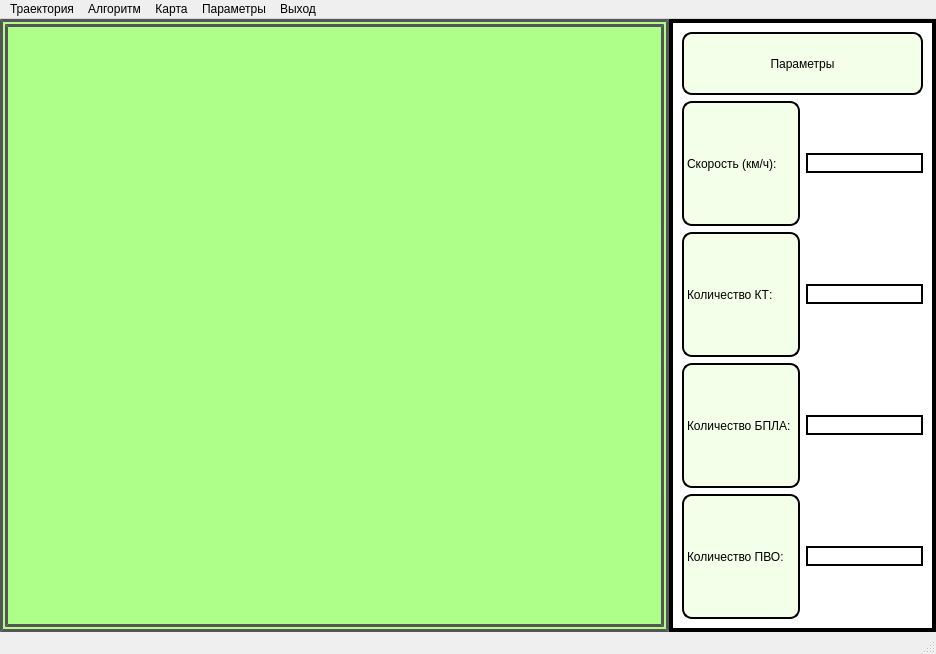
First picture: the form in main_window/trajectory.ui, repository MihailZimin/route-planning, before the edit.
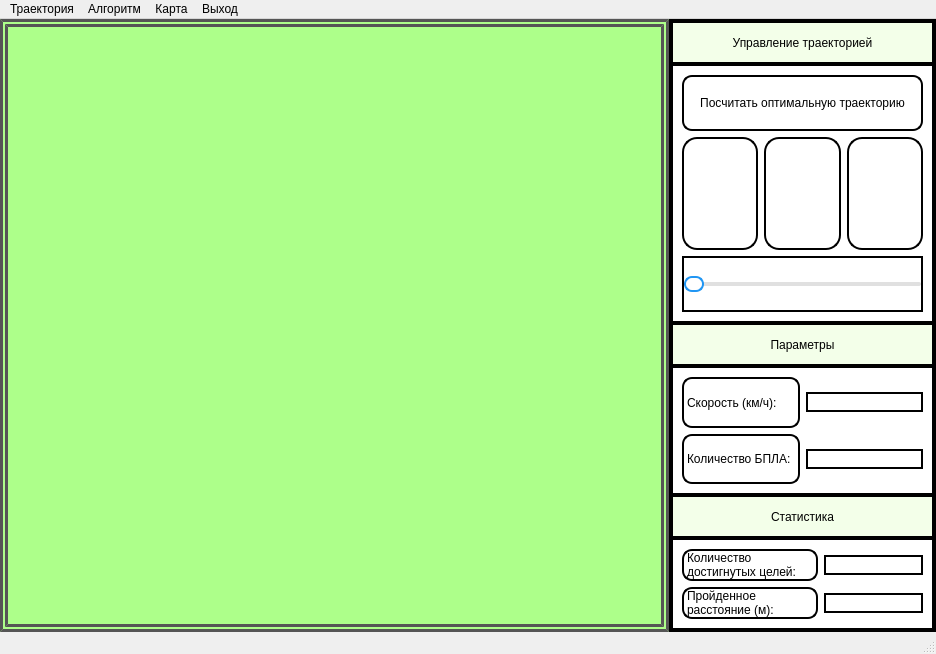
Second picture: the form after the edit. The open tabs and pages were chosen to show the change. Icons and pictures are not drawn.

Diff of the .ui file:
```diff
--- a/main_window/trajectory.ui
+++ b/main_window/trajectory.ui
@@ -67,8 +67,8 @@
         <property name="currentIndex">
          <number>0</number>
         </property>
-        <widget class="QWidget" name="page_3">
-         <layout class="QVBoxLayout" name="verticalLayout" stretch="1,5,1,2">
+        <widget class="QWidget" name="page_1">
+         <layout class="QVBoxLayout" name="verticalLayout" stretch="1,6,1,3,1,1">
           <property name="spacing">
            <number>0</number>
           </property>
@@ -107,64 +107,153 @@
             <property name="frameShadow">
              <enum>QFrame::Raised</enum>
             </property>
-            <layout class="QGridLayout" name="gridLayout_19">
-             <property name="topMargin">
-              <number>0</number>
-             </property>
-             <property name="bottomMargin">
-              <number>0</number>
-             </property>
-             <property name="horizontalSpacing">
-              <number>5</number>
-             </property>
-             <property name="verticalSpacing">
-              <number>3</number>
-             </property>
-             <item row="4" column="0">
-              <widget class="QPushButton" name="resumeAnimation">
-               <property name="enabled">
-                <bool>true</bool>
+            <layout class="QGridLayout" name="gridLayout_5" rowstretch="1,2,1">
+             <item row="1" column="0">
+              <widget class="QPushButton" name="resetButton">
+               <property name="sizePolicy">
+                <sizepolicy hsizetype="Minimum" vsizetype="Fixed">
+                 <horstretch>0</horstretch>
+                 <verstretch>0</verstretch>
+                </sizepolicy>
                </property>
+               <property name="minimumSize">
+                <size>
+                 <width>0</width>
+                 <height>0</height>
+                </size>
+               </property>
+               <property name="maximumSize">
+                <size>
+                 <width>1000</width>
+                 <height>1000</height>
+                </size>
+               </property>
                <property name="styleSheet">
                 <string notr="true">QPushButton {
-    border: 2px solid black #cccccc;
-	border-radius: 10px;
+    border-radius: 15px;
+    font-size: 20px;
+    border: 2px solid
 }
 
 QPushButton:pressed {
-    margin-left: 1px;
-    margin-top: 1px;
-    margin-right: -1px;
-    margin-bottom: -1px;
+    border: 2px solid;
+    padding-top: 2px;  
+    padding-left: 2px;
 }</string>
                </property>
                <property name="text">
-                <string>Продолжить</string>
+                <string/>
                </property>
+               <property name="icon">
+                <iconset>
+                 <normaloff>../pict_trajectory/next_rev.png</normaloff>../pict_trajectory/next_rev.png</iconset>
+               </property>
+               <property name="iconSize">
+                <size>
+                 <width>35</width>
+                 <height>35</height>
+                </size>
+               </property>
               </widget>
              </item>
-             <item row="2" column="0">
-              <widget class="QPushButton" name="resetAnimation">
+             <item row="1" column="1">
+              <widget class="QPushButton" name="startButton">
+               <property name="sizePolicy">
+                <sizepolicy hsizetype="Minimum" vsizetype="Fixed">
+                 <horstretch>0</horstretch>
+                 <verstretch>0</verstretch>
+                </sizepolicy>
+               </property>
+               <property name="minimumSize">
+                <size>
+                 <width>0</width>
+                 <height>0</height>
+                </size>
+               </property>
+               <property name="maximumSize">
+                <size>
+                 <width>1000</width>
+                 <height>1000</height>
+                </size>
+               </property>
                <property name="styleSheet">
                 <string notr="true">QPushButton {
-    border: 2px solid black #cccccc;
-	border-radius: 10px;
+    border-radius: 15px;
+    font-size: 20px;
+    border: 2px solid
 }
 
 QPushButton:pressed {
-    margin-left: 1px;
-    margin-top: 1px;
-    margin-right: -1px;
-    margin-bottom: -1px;
+    border: 2px solid;
+    padding-top: 2px;  
+    padding-left: 2px;
 }</string>
                </property>
                <property name="text">
-                <string>Сбросить траекторию</string>
+                <string/>
                </property>
+               <property name="icon">
+                <iconset>
+                 <normaloff>../pict_trajectory/play.png</normaloff>../pict_trajectory/play.png</iconset>
+               </property>
+               <property name="iconSize">
+                <size>
+                 <width>35</width>
+                 <height>35</height>
+                </size>
+               </property>
               </widget>
              </item>
-             <item row="5" column="0">
+             <item row="1" column="2">
+              <widget class="QPushButton" name="finishButton">
+               <property name="minimumSize">
+                <size>
+                 <width>0</width>
+                 <height>0</height>
+                </size>
+               </property>
+               <property name="maximumSize">
+                <size>
+                 <width>1000</width>
+                 <height>1000</height>
+                </size>
+               </property>
+               <property name="styleSheet">
+                <string notr="true">QPushButton {
+    border-radius: 15px;
+    font-size: 20px;
+    border: 2px solid
+}
+
+QPushButton:pressed {
+    border: 2px solid;
+    padding-top: 2px;  
+    padding-left: 2px;
+}</string>
+               </property>
+               <property name="text">
+                <string/>
+               </property>
+               <property name="icon">
+                <iconset>
+                 <normaloff>../pict_trajectory/next.png</normaloff>../pict_trajectory/next.png</iconset>
+               </property>
+               <property name="iconSize">
+                <size>
+                 <width>35</width>
+                 <height>35</height>
+                </size>
+               </property>
+              </widget>
+             </item>
+             <item row="2" column="0" colspan="3">
               <widget class="QSlider" name="slider">
+               <property name="sizePolicy">
+                <sizepolicy hsizetype="Expanding" vsizetype="Expanding">
+                 <horstretch>0</horstretch>
+                 <verstretch>0</verstretch>
+                </sizepolicy>
+               </property>
                <property name="styleSheet">
                 <string notr="true">QSlider::groove:horizontal {
     height: 4px;
@@ -186,57 +275,14 @@
                </property>
               </widget>
              </item>
-             <item row="1" column="0">
-              <widget class="QPushButton" name="startAnimation">
-               <property name="sizePolicy">
-                <sizepolicy hsizetype="Minimum" vsizetype="Fixed">
-                 <horstretch>0</horstretch>
-                 <verstretch>0</verstretch>
-                </sizepolicy>
-               </property>
-               <property name="styleSheet">
-                <string notr="true">QPushButton {
-    border: 2px solid black #cccccc;
-	border-radius: 10px;
-}
-
-QPushButton:pressed {
-    margin-left: 1px;
-    margin-top: 1px;
-    margin-right: -1px;
-    margin-bottom: -1px;
-}</string>
-               </property>
-               <property name="text">
-                <string>Запустить траекторию</string>
-               </property>
-              </widget>
-             </item>
-             <item row="3" column="0">
-              <widget class="QPushButton" name="pauseAnimation">
-               <property name="enabled">
-                <bool>true</bool>
-               </property>
-               <property name="styleSheet">
-                <string notr="true">QPushButton {
-    border: 2px solid black #cccccc;
-	border-radius: 10px;
-}
-
-QPushButton:pressed {
-    margin-left: 1px;
-    margin-top: 1px;
-    margin-right: -1px;
-    margin-bottom: -1px;
-}</string>
-               </property>
-               <property name="text">
-                <string>Пауза</string>
-               </property>
-              </widget>
-             </item>
-             <item row="0" column="0">
+             <item row="0" column="0" colspan="3">
               <widget class="QPushButton" name="calculate">
+               <property name="sizePolicy">
+                <sizepolicy hsizetype="Minimum" vsizetype="Expanding">
+                 <horstretch>0</horstretch>
+                 <verstretch>0</verstretch>
+                </sizepolicy>
+               </property>
                <property name="styleSheet">
                 <string notr="true">QPushButton {
     border: 2px solid black #cccccc;
@@ -259,7 +305,79 @@
            </widget>
           </item>
           <item>
-           <widget class="QLabel" name="stat_label">
+           <widget class="QLabel" name="paramLabel">
+            <property name="styleSheet">
+             <string notr="true">font: 75 12pt &quot;Microsoft Tai Le&quot;;
+border: 2px solid black #cccccc;
+background-color: rgb(243, 255, 233);</string>
+            </property>
+            <property name="text">
+             <string>Параметры</string>
+            </property>
+            <property name="alignment">
+             <set>Qt::AlignCenter</set>
+            </property>
+            <property name="wordWrap">
+             <bool>false</bool>
+            </property>
+           </widget>
+          </item>
+          <item>
+           <widget class="QFrame" name="frame_4">
+            <property name="frameShape">
+             <enum>QFrame::StyledPanel</enum>
+            </property>
+            <property name="frameShadow">
+             <enum>QFrame::Raised</enum>
+            </property>
+            <layout class="QGridLayout" name="gridLayout_2">
+             <item row="0" column="0">
+              <widget class="QLabel" name="speedLabel">
+               <property name="sizePolicy">
+                <sizepolicy hsizetype="Expanding" vsizetype="Expanding">
+                 <horstretch>0</horstretch>
+                 <verstretch>0</verstretch>
+                </sizepolicy>
+               </property>
+               <property name="styleSheet">
+                <string notr="true">font: 75 9pt &quot;Microsoft Tai Le&quot;;
+border: 2px solid black #cccccc;
+border-radius: 10px;</string>
+               </property>
+               <property name="text">
+                <string>Скорость (км/ч):</string>
+               </property>
+              </widget>
+             </item>
+             <item row="0" column="1">
+              <widget class="QLineEdit" name="speedLineEdit"/>
+             </item>
+             <item row="1" column="0">
+              <widget class="QLabel" name="droneAmountLabel">
+               <property name="sizePolicy">
+                <sizepolicy hsizetype="Expanding" vsizetype="Expanding">
+                 <horstretch>0</horstretch>
+                 <verstretch>0</verstretch>
+                </sizepolicy>
+               </property>
+               <property name="styleSheet">
+                <string notr="true">font: 75 9pt &quot;Microsoft Tai Le&quot;;
+border: 2px solid black #cccccc;
+border-radius: 10px;</string>
+               </property>
+               <property name="text">
+                <string>Количество БПЛА:</string>
+               </property>
+              </widget>
+             </item>
+             <item row="1" column="1">
+              <widget class="QLineEdit" name="droneAmountLineEdit"/>
+             </item>
+            </layout>
+           </widget>
+          </item>
+          <item>
+           <widget class="QLabel" name="statLabel">
             <property name="sizePolicy">
              <sizepolicy hsizetype="Expanding" vsizetype="Expanding">
               <horstretch>0</horstretch>
@@ -288,6 +406,37 @@
              <enum>QFrame::Raised</enum>
             </property>
             <layout class="QGridLayout" name="gridLayout_3">
+             <item row="1" column="0">
+              <widget class="QLabel" name="curDistanceLabel">
+               <property name="sizePolicy">
+                <sizepolicy hsizetype="Expanding" vsizetype="Expanding">
+                 <horstretch>0</horstretch>
+                 <verstretch>0</verstretch>
+                </sizepolicy>
+               </property>
+               <property name="styleSheet">
+                <string notr="true">font: 75 9pt &quot;Microsoft Tai Le&quot;;
+border: 2px solid black #cccccc;
+border-radius: 10px;</string>
+               </property>
+               <property name="midLineWidth">
+                <number>-1</number>
+               </property>
+               <property name="text">
+                <string>Пройденное расстояние (м):</string>
+               </property>
+               <property name="wordWrap">
+                <bool>true</bool>
+               </property>
+              </widget>
+             </item>
+             <item row="1" column="1">
+              <widget class="QLineEdit" name="curDistanceLineEdit">
+               <property name="enabled">
+                <bool>false</bool>
+               </property>
+              </widget>
+             </item>
              <item row="0" column="0">
               <widget class="QLabel" name="curPointsAmount">
                <property name="sizePolicy">
@@ -313,13 +462,6 @@
                </property>
               </widget>
              </item>
-             <item row="1" column="1">
-              <widget class="QLineEdit" name="curDistanceLineEdit">
-               <property name="enabled">
-                <bool>false</bool>
-               </property>
-              </widget>
-             </item>
              <item row="0" column="1">
               <widget class="QLineEdit" name="curPointsLineEdit">
                <property name="enabled">
@@ -327,172 +469,6 @@
                </property>
               </widget>
              </item>
-             <item row="1" column="0">
-              <widget class="QLabel" name="curDistanceLabel">
-               <property name="sizePolicy">
-                <sizepolicy hsizetype="Expanding" vsizetype="Expanding">
-                 <horstretch>0</horstretch>
-                 <verstretch>0</verstretch>
-                </sizepolicy>
-               </property>
-               <property name="styleSheet">
-                <string notr="true">font: 75 9pt &quot;Microsoft Tai Le&quot;;
-border: 2px solid black #cccccc;
-border-radius: 10px;</string>
-               </property>
-               <property name="midLineWidth">
-                <number>-1</number>
-               </property>
-               <property name="text">
-                <string>Пройденное расстояние (м):</string>
-               </property>
-               <property name="wordWrap">
-                <bool>true</bool>
-               </property>
-              </widget>
-             </item>
-            </layout>
-           </widget>
-          </item>
-         </layout>
-        </widget>
-        <widget class="QWidget" name="page_1">
-         <layout class="QGridLayout" name="gridLayout_10">
-          <property name="leftMargin">
-           <number>0</number>
-          </property>
-          <property name="topMargin">
-           <number>0</number>
-          </property>
-          <property name="rightMargin">
-           <number>0</number>
-          </property>
-          <property name="bottomMargin">
-           <number>0</number>
-          </property>
-          <item row="0" column="0">
-           <widget class="QFrame" name="page_2_frame">
-            <property name="frameShape">
-             <enum>QFrame::StyledPanel</enum>
-            </property>
-            <property name="frameShadow">
-             <enum>QFrame::Raised</enum>
-            </property>
-            <layout class="QGridLayout" name="gridLayout_5" rowstretch="1,2,2,2,2">
-             <item row="1" column="0">
-              <widget class="QLabel" name="speed_label">
-               <property name="sizePolicy">
-                <sizepolicy hsizetype="Expanding" vsizetype="Expanding">
-                 <horstretch>0</horstretch>
-                 <verstretch>0</verstretch>
-                </sizepolicy>
-               </property>
-               <property name="styleSheet">
-                <string notr="true">font: 75 9pt &quot;Microsoft Tai Le&quot;;
-border: 2px solid black #cccccc;
-border-radius: 10px;
-background-color: rgb(243, 255, 233);</string>
-               </property>
-               <property name="text">
-                <string>Скорость (км/ч):</string>
-               </property>
-              </widget>
-             </item>
-             <item row="1" column="1">
-              <widget class="QLineEdit" name="speed_lineEdit"/>
-             </item>
-             <item row="2" column="0">
-              <widget class="QLabel" name="CP_amount_label">
-               <property name="sizePolicy">
-                <sizepolicy hsizetype="Expanding" vsizetype="Expanding">
-                 <horstretch>0</horstretch>
-                 <verstretch>0</verstretch>
-                </sizepolicy>
-               </property>
-               <property name="styleSheet">
-                <string notr="true">font: 75 9pt &quot;Microsoft Tai Le&quot;;
-border: 2px solid black #cccccc;
-border-radius: 10px;
-background-color: rgb(243, 255, 233);</string>
-               </property>
-               <property name="text">
-                <string>Количество КТ:</string>
-               </property>
-              </widget>
-             </item>
-             <item row="2" column="1">
-              <widget class="QLineEdit" name="CP_amount_lineEdit">
-               <property name="sizePolicy">
-                <sizepolicy hsizetype="Expanding" vsizetype="Fixed">
-                 <horstretch>0</horstretch>
-                 <verstretch>0</verstretch>
-                </sizepolicy>
-               </property>
-              </widget>
-             </item>
-             <item row="3" column="0">
-              <widget class="QLabel" name="drone_amount_label">
-               <property name="sizePolicy">
-                <sizepolicy hsizetype="Expanding" vsizetype="Expanding">
-                 <horstretch>0</horstretch>
-                 <verstretch>0</verstretch>
-                </sizepolicy>
-               </property>
-               <property name="styleSheet">
-                <string notr="true">font: 75 9pt &quot;Microsoft Tai Le&quot;;
-border: 2px solid black #cccccc;
-border-radius: 10px;
-background-color: rgb(243, 255, 233);</string>
-               </property>
-               <property name="text">
-                <string>Количество БПЛА:</string>
-               </property>
-              </widget>
-             </item>
-             <item row="3" column="1">
-              <widget class="QLineEdit" name="drone_amount_lineEdit"/>
-             </item>
-             <item row="4" column="0">
-              <widget class="QLabel" name="air_def_amount_label">
-               <property name="sizePolicy">
-                <sizepolicy hsizetype="Expanding" vsizetype="Expanding">
-                 <horstretch>0</horstretch>
-                 <verstretch>0</verstretch>
-                </sizepolicy>
-               </property>
-               <property name="styleSheet">
-                <string notr="true">font: 75 9pt &quot;Microsoft Tai Le&quot;;
-border: 2px solid black #cccccc;
-border-radius: 10px;
-background-color: rgb(243, 255, 233);</string>
-               </property>
-               <property name="text">
-                <string>Количество ПВО:</string>
-               </property>
-              </widget>
-             </item>
-             <item row="4" column="1">
-              <widget class="QLineEdit" name="air_def_amount_lineEdit"/>
-             </item>
-             <item row="0" column="0" colspan="2">
-              <widget class="QLabel" name="param_label">
-               <property name="styleSheet">
-                <string notr="true">font: 75 12pt &quot;Microsoft Tai Le&quot;;
-border: 2px solid black #cccccc;
-border-radius: 10px;
-background-color: rgb(243, 255, 233);</string>
-               </property>
-               <property name="text">
-                <string>Параметры</string>
-               </property>
-               <property name="alignment">
-                <set>Qt::AlignCenter</set>
-               </property>
-               <property name="wordWrap">
-                <bool>false</bool>
-               </property>
-              </widget>
-             </item>
             </layout>
            </widget>
           </item>
@@ -686,7 +662,7 @@
                       <x>0</x>
                       <y>0</y>
                       <width>247</width>
-                      <height>105</height>
+                      <height>115</height>
                      </rect>
                     </property>
                     <layout class="QGridLayout" name="gridLayout_18">
@@ -795,7 +771,7 @@
                     <item row="1" column="0">
                      <widget class="QStackedWidget" name="stackedWidget_param">
                       <property name="currentIndex">
-                       <number>2</number>
+                       <number>0</number>
                       </property>
                       <widget class="QWidget" name="page_1_point">
                        <layout class="QGridLayout" name="gridLayout_9">
@@ -825,7 +801,7 @@
                           <property name="frameShadow">
                            <enum>QFrame::Raised</enum>
                           </property>
-                          <layout class="QGridLayout" name="gridLayout_7" rowstretch="2,2,2,1" columnminimumwidth="0,0">
+                          <layout class="QGridLayout" name="gridLayout_7" rowstretch="2,0,0,0,0" columnstretch="1,1" columnminimumwidth="0,0">
                            <property name="leftMargin">
                             <number>11</number>
                            </property>
@@ -838,10 +814,10 @@
                            <property name="bottomMargin">
                             <number>0</number>
                            </property>
-                           <item row="1" column="0">
-                            <widget class="QLabel" name="XCoordLabelPoint">
+                           <item row="3" column="0">
+                            <widget class="QLabel" name="isStartLabel">
                              <property name="sizePolicy">
-                              <sizepolicy hsizetype="Preferred" vsizetype="Fixed">
+                              <sizepolicy hsizetype="Expanding" vsizetype="Preferred">
                                <horstretch>0</horstretch>
                                <verstretch>0</verstretch>
                               </sizepolicy>
@@ -853,24 +829,17 @@
 background-color: rgb(243, 255, 233);</string>
                              </property>
                              <property name="text">
-                              <string>Координата X:</string>
+                              <string>Точка старта:</string>
                              </property>
-                            </widget>
-                           </item>
-                           <item row="1" column="1">
-                            <widget class="QLineEdit" name="XCoordLineEditPoint">
-                             <property name="sizePolicy">
-                              <sizepolicy hsizetype="Expanding" vsizetype="Fixed">
-                               <horstretch>0</horstretch>
-                               <verstretch>0</verstretch>
-                              </sizepolicy>
+                             <property name="alignment">
+                              <set>Qt::AlignCenter</set>
                              </property>
                             </widget>
                            </item>
                            <item row="2" column="0">
                             <widget class="QLabel" name="YCoordLabelPoint">
                              <property name="sizePolicy">
-                              <sizepolicy hsizetype="Preferred" vsizetype="Fixed">
+                              <sizepolicy hsizetype="Expanding" vsizetype="Fixed">
                                <horstretch>0</horstretch>
                                <verstretch>0</verstretch>
                               </sizepolicy>
@@ -883,6 +852,69 @@
                              </property>
                              <property name="text">
                               <string>Координата Y:</string>
+                             </property>
+                             <property name="alignment">
+                              <set>Qt::AlignCenter</set>
+                             </property>
+                            </widget>
+                           </item>
+                           <item row="1" column="1">
+                            <widget class="QLineEdit" name="XCoordLineEditPoint">
+                             <property name="sizePolicy">
+                              <sizepolicy hsizetype="Expanding" vsizetype="Fixed">
+                               <horstretch>0</horstretch>
+                               <verstretch>0</verstretch>
+                              </sizepolicy>
+                             </property>
+                            </widget>
+                           </item>
+                           <item row="1" column="0">
+                            <widget class="QLabel" name="XCoordLabelPoint">
+                             <property name="sizePolicy">
+                              <sizepolicy hsizetype="Expanding" vsizetype="Fixed">
+                               <horstretch>0</horstretch>
+                               <verstretch>0</verstretch>
+                              </sizepolicy>
+                             </property>
+                             <property name="styleSheet">
+                              <string notr="true">font: 75 9pt &quot;Microsoft Tai Le&quot;;
+border: 2px solid black #cccccc;
+border-radius: 10px;
+background-color: rgb(243, 255, 233);</string>
+                             </property>
+                             <property name="text">
+                              <string>Координата X:</string>
+                             </property>
+                             <property name="alignment">
+                              <set>Qt::AlignCenter</set>
+                             </property>
+                            </widget>
+                           </item>
+                           <item row="0" column="0">
+                            <widget class="QLabel" name="pointNameLabel">
+                             <property name="sizePolicy">
+                              <sizepolicy hsizetype="Expanding" vsizetype="Fixed">
+                               <horstretch>0</horstretch>
+                               <verstretch>0</verstretch>
+                              </sizepolicy>
+                             </property>
+                             <property name="layoutDirection">
+                              <enum>Qt::LeftToRight</enum>
+                             </property>
+                             <property name="styleSheet">
+                              <string notr="true">font: 75 9pt &quot;Microsoft Tai Le&quot;;
+border: 2px solid black #cccccc;
+border-radius: 10px;
+background-color: rgb(243, 255, 233);</string>
+                             </property>
+                             <property name="text">
+                              <string>Название:</string>
+                             </property>
+                             <property name="alignment">
+                              <set>Qt::AlignCenter</set>
+                             </property>
+                             <property name="wordWrap">
+                              <bool>true</bool>
                              </property>
                             </widget>
                            </item>
@@ -896,7 +928,7 @@
                              </property>
                             </widget>
                            </item>
-                           <item row="3" column="0" colspan="2">
+                           <item row="4" column="0" colspan="2">
                             <widget class="QPushButton" name="addPointButton">
                              <property name="sizePolicy">
                               <sizepolicy hsizetype="Minimum" vsizetype="Fixed">
@@ -931,34 +963,19 @@
                              </property>
                             </widget>
                            </item>
-                           <item row="0" column="0">
-                            <widget class="QLabel" name="pointNameLabel">
-                             <property name="sizePolicy">
-                              <sizepolicy hsizetype="Expanding" vsizetype="Fixed">
-                               <horstretch>0</horstretch>
-                               <verstretch>0</verstretch>
-                              </sizepolicy>
-                             </property>
-                             <property name="styleSheet">
-                              <string notr="true">font: 75 9pt &quot;Microsoft Tai Le&quot;;
-border: 2px solid black #cccccc;
-border-radius: 10px;
-background-color: rgb(243, 255, 233);</string>
-                             </property>
-                             <property name="text">
-                              <string>Название:</string>
-                             </property>
-                             <property name="alignment">
-                              <set>Qt::AlignCenter</set>
-                             </property>
-                             <property name="wordWrap">
-                              <bool>true</bool>
-                             </property>
-                            </widget>
-                           </item>
                            <item row="0" column="1">
                             <widget class="QLineEdit" name="pointNameLineEdit"/>
                            </item>
+                           <item row="3" column="1">
+                            <widget class="QRadioButton" name="isStartRadioButton">
+                             <property name="styleSheet">
+                              <string notr="true">QRadioButton { border: none; outline: none; }</string>
+                             </property>
+                             <property name="text">
+                              <string>Да/нет</string>
+                             </property>
+                            </widget>
+                           </item>
                           </layout>
                          </widget>
                         </item>
@@ -1567,12 +1584,6 @@
     <addaction name="saveMapAction"/>
     <addaction name="changeMapAction"/>
    </widget>
-   <widget class="QMenu" name="params">
-    <property name="title">
-     <string>Параметры</string>
-    </property>
-    <addaction name="showParamsAction"/>
-   </widget>
    <widget class="QMenu" name="exit">
     <property name="title">
      <string>Выход</string>
@@ -1589,7 +1600,6 @@
    <addaction name="trajectoryBtn"/>
    <addaction name="algo"/>
    <addaction name="map"/>
-   <addaction name="params"/>
    <addaction name="exit"/>
   </widget>
   <action name="trajectoryAction">
```
